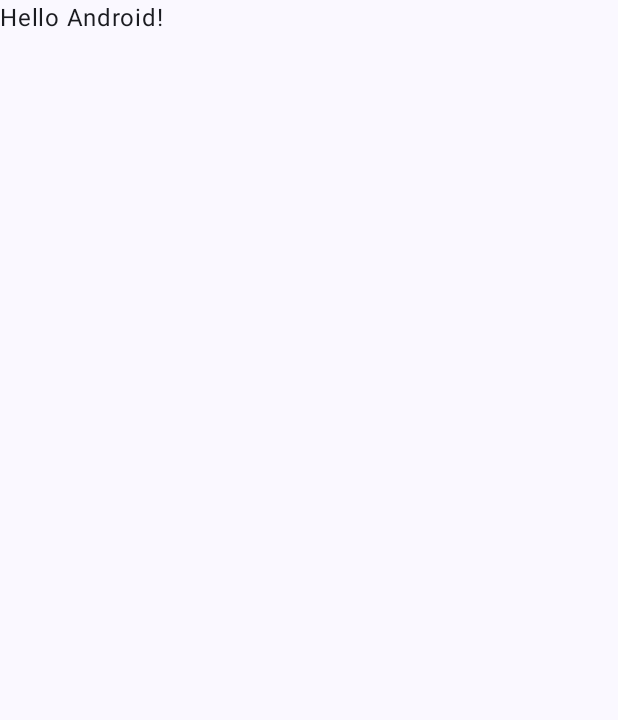
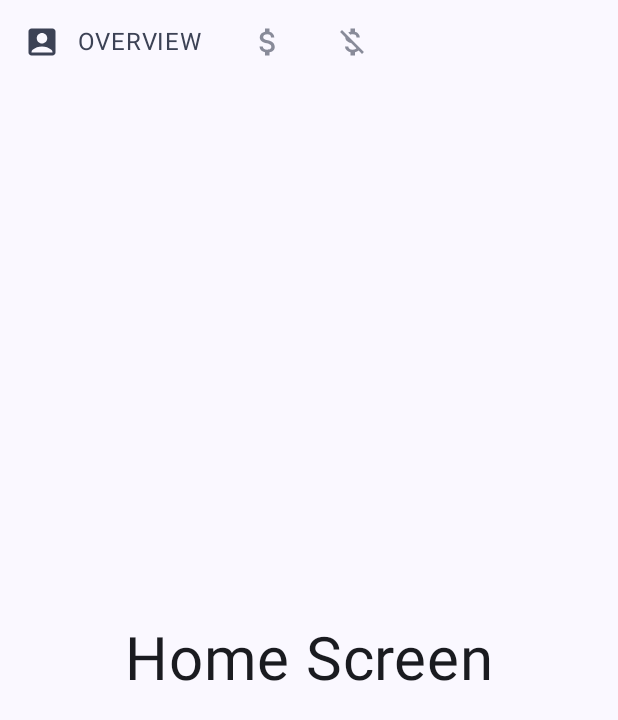
Before and after one commit to RafLew84/MyHomeBudgetCompose, an Android app built with Jetpack Compose: the screen it shows after launch (MainActivity), on a phone screen of 412 x 824 dp. Before the commit the part shown is almost empty. Shown: the top 720 px of the screen. Run offline under Robolectric (Android 15) with nearby library versions, the phone set to English and light mode, and no system bars.

Commit message:
basic navigation

```diff
--- a/app/build.gradle
+++ b/app/build.gradle
@@ -37,7 +37,7 @@ android {
         compose true
     }
     composeOptions {
-        kotlinCompilerExtensionVersion '1.3.2'
+        kotlinCompilerExtensionVersion '1.4.3'
     }
     packagingOptions {
         resources {
@@ -53,11 +53,13 @@ dependencies {
     implementation 'androidx.lifecycle:lifecycle-runtime-ktx:2.3.1'
     implementation 'androidx.activity:activity-compose:1.5.1'
     implementation 'androidx.navigation:navigation-compose:2.5.3'
+    implementation 'androidx.compose.foundation:foundation:1.4.3'
     implementation platform('androidx.compose:compose-bom:2022.10.00')
     implementation 'androidx.compose.ui:ui'
     implementation 'androidx.compose.ui:ui-graphics'
     implementation 'androidx.compose.ui:ui-tooling-preview'
     implementation 'androidx.compose.material3:material3'
+    implementation "androidx.compose.material:material-icons-extended:1.4.3"
     testImplementation 'junit:junit:4.13.2'
     androidTestImplementation 'androidx.test.ext:junit:1.1.5'
     androidTestImplementation 'androidx.test.espresso:espresso-core:3.5.1'
--- a/app/src/main/java/com/example/myhomebudgetcompose/MainActivity.kt
+++ b/app/src/main/java/com/example/myhomebudgetcompose/MainActivity.kt
@@ -10,6 +10,7 @@ import androidx.compose.material3.Text
 import androidx.compose.runtime.Composable
 import androidx.compose.ui.Modifier
 import androidx.compose.ui.tooling.preview.Preview
+import com.example.myhomebudgetcompose.ui.Navigation
 import com.example.myhomebudgetcompose.ui.theme.MyHomeBudgetComposeTheme
 
 class MainActivity : ComponentActivity() {
@@ -22,25 +23,9 @@ class MainActivity : ComponentActivity() {
                     modifier = Modifier.fillMaxSize(),
                     color = MaterialTheme.colorScheme.background
                 ) {
-                    Greeting("Android")
+                    Navigation()
                 }
             }
         }
     }
 }
-
-@Composable
-fun Greeting(name: String, modifier: Modifier = Modifier) {
-    Text(
-        text = "Hello $name!",
-        modifier = modifier
-    )
-}
-
-@Preview(showBackground = true)
-@Composable
-fun GreetingPreview() {
-    MyHomeBudgetComposeTheme {
-        Greeting("Android")
-    }
-}
--- /dev/null
+++ b/app/src/main/java/com/example/myhomebudgetcompose/ui/Navigation.kt
@@ -0,0 +1,80 @@
+package com.example.myhomebudgetcompose.ui
+
+import androidx.compose.foundation.layout.padding
+import androidx.compose.material3.ExperimentalMaterial3Api
+import androidx.compose.material3.Scaffold
+import androidx.compose.runtime.Composable
+import androidx.compose.runtime.getValue
+import androidx.compose.ui.Modifier
+import androidx.navigation.NavGraph.Companion.findStartDestination
+import androidx.navigation.NavHostController
+import androidx.navigation.compose.NavHost
+import androidx.navigation.compose.composable
+import androidx.navigation.compose.currentBackStackEntryAsState
+import androidx.navigation.compose.rememberNavController
+import com.example.myhomebudgetcompose.ui.components.TabRow
+import com.example.myhomebudgetcompose.ui.screens.AccountsScreen
+import com.example.myhomebudgetcompose.ui.screens.BillsScreen
+import com.example.myhomebudgetcompose.ui.screens.OverviewScreen
+import com.example.myhomebudgetcompose.ui.screens.Screens
+
+@OptIn(ExperimentalMaterial3Api::class)
+@Composable
+fun Navigation(){
+    val navController = rememberNavController()
+    val screens = listOf(
+        Screens.Overview, Screens.Accounts, Screens.Bills
+    )
+
+    val navBackStackEntry by navController.currentBackStackEntryAsState()
+    val currentDestination = navBackStackEntry?.destination
+    val currentScreen =
+        screens.find { it.route == currentDestination?.route } ?: Screens.Overview
+
+    Scaffold(
+        topBar = {
+            TabRow(
+                allScreens = screens,
+                onTabSelected = { newScreen ->
+                    navController.navigateSingleTopTo(newScreen.route)
+                },
+                currentScreen = currentScreen
+            )
+        }
+    ) { paddingValues ->
+        NavGraph(
+            navController = navController,
+            modifier = Modifier.padding(paddingValues)
+        )
+    }
+}
+
+@Composable
+fun NavGraph(navController: NavHostController, modifier: Modifier){
+    NavHost(
+        navController = navController,
+        startDestination = Screens.Overview.route,
+        modifier = modifier
+    ) {
+        composable(route = Screens.Overview.route){ OverviewScreen() }
+        composable(route = Screens.Accounts.route){ AccountsScreen() }
+        composable(route = Screens.Bills.route){ BillsScreen() }
+    }
+}
+
+fun NavHostController.navigateSingleTopTo(route: String) =
+    this.navigate(route) {
+        // Pop up to the start destination of the graph to
+        // avoid building up a large stack of destinations
+        // on the back stack as users select items
+        popUpTo(
+            this@navigateSingleTopTo.graph.findStartDestination().id
+        ) {
+            saveState = true
+        }
+        // Avoid multiple copies of the same destination when
+        // reselecting the same item
+        launchSingleTop = true
+        // Restore state when reselecting a previously selected item
+        restoreState = true
+}
--- /dev/null
+++ b/app/src/main/java/com/example/myhomebudgetcompose/ui/components/TabRow.kt
@@ -0,0 +1,126 @@
+/*
+ * Copyright 2022 The Android Open Source Project
+ *
+ * Licensed under the Apache License, Version 2.0 (the "License");
+ * you may not use this file except in compliance with the License.
+ * You may obtain a copy of the License at
+ *
+ *     https://www.apache.org/licenses/LICENSE-2.0
+ *
+ * Unless required by applicable law or agreed to in writing, software
+ * distributed under the License is distributed on an "AS IS" BASIS,
+ * WITHOUT WARRANTIES OR CONDITIONS OF ANY KIND, either express or implied.
+ * See the License for the specific language governing permissions and
+ * limitations under the License.
+ */
+
+package com.example.myhomebudgetcompose.ui.components
+
+import androidx.compose.animation.animateColorAsState
+import androidx.compose.animation.animateContentSize
+import androidx.compose.animation.core.LinearEasing
+import androidx.compose.animation.core.tween
+import androidx.compose.foundation.interaction.MutableInteractionSource
+import androidx.compose.foundation.layout.Row
+import androidx.compose.foundation.layout.Spacer
+import androidx.compose.foundation.layout.fillMaxWidth
+import androidx.compose.foundation.layout.height
+import androidx.compose.foundation.layout.padding
+import androidx.compose.foundation.layout.width
+import androidx.compose.foundation.selection.selectable
+import androidx.compose.foundation.selection.selectableGroup
+import androidx.compose.material.ripple.rememberRipple
+import androidx.compose.material3.Icon
+import androidx.compose.material3.MaterialTheme
+import androidx.compose.material3.Surface
+import androidx.compose.material3.Text
+import androidx.compose.runtime.Composable
+import androidx.compose.runtime.getValue
+import androidx.compose.runtime.remember
+import androidx.compose.ui.Modifier
+import androidx.compose.ui.graphics.Color
+import androidx.compose.ui.graphics.vector.ImageVector
+import androidx.compose.ui.semantics.Role
+import androidx.compose.ui.semantics.clearAndSetSemantics
+import androidx.compose.ui.semantics.contentDescription
+import androidx.compose.ui.unit.Dp
+import androidx.compose.ui.unit.dp
+import com.example.myhomebudgetcompose.ui.screens.Screens
+import java.util.Locale
+
+@Composable
+fun TabRow(
+    allScreens: List<Screens>,
+    onTabSelected: (Screens) -> Unit,
+    currentScreen: Screens
+) {
+    Surface(
+        Modifier
+            .height(TabHeight)
+            .fillMaxWidth()
+    ) {
+        Row(Modifier.selectableGroup()) {
+            allScreens.forEach { screen ->
+                SingleTab(
+                    text = screen.route,
+                    icon = screen.icon,
+                    onSelected = { onTabSelected(screen) },
+                    selected = currentScreen == screen
+                )
+            }
+        }
+    }
+}
+
+@Composable
+private fun SingleTab(
+    text: String,
+    icon: ImageVector,
+    onSelected: () -> Unit,
+    selected: Boolean
+) {
+    val color = MaterialTheme.colorScheme.secondary
+    val durationMillis = if (selected) TabFadeInAnimationDuration else TabFadeOutAnimationDuration
+    val animSpec = remember {
+        tween<Color>(
+            durationMillis = durationMillis,
+            easing = LinearEasing,
+            delayMillis = TabFadeInAnimationDelay
+        )
+    }
+    val tabTintColor by animateColorAsState(
+        targetValue = if (selected) color else color.copy(alpha = InactiveTabOpacity),
+        animationSpec = animSpec
+    )
+    Row(
+        modifier = Modifier
+            .padding(16.dp)
+            .animateContentSize()
+            .height(TabHeight)
+            .selectable(
+                selected = selected,
+                onClick = onSelected,
+                role = Role.Tab,
+                interactionSource = remember { MutableInteractionSource() },
+                indication = rememberRipple(
+                    bounded = false,
+                    radius = Dp.Unspecified,
+                    color = Color.Unspecified
+                )
+            )
+            .clearAndSetSemantics { contentDescription = text }
+    ) {
+        Icon(imageVector = icon, contentDescription = text, tint = tabTintColor)
+        if (selected) {
+            Spacer(Modifier.width(12.dp))
+            Text(text.uppercase(Locale.getDefault()), color = tabTintColor)
+        }
+    }
+}
+
+private val TabHeight = 56.dp
+private const val InactiveTabOpacity = 0.60f
+
+private const val TabFadeInAnimationDuration = 150
+private const val TabFadeInAnimationDelay = 100
+private const val TabFadeOutAnimationDuration = 100
--- /dev/null
+++ b/app/src/main/java/com/example/myhomebudgetcompose/ui/screens/Overview.kt
@@ -0,0 +1,33 @@
+package com.example.myhomebudgetcompose.ui.screens
+
+import androidx.compose.foundation.layout.Box
+import androidx.compose.foundation.layout.fillMaxSize
+import androidx.compose.material3.Text
+import androidx.compose.runtime.Composable
+import androidx.compose.ui.Alignment
+import androidx.compose.ui.Modifier
+import androidx.compose.ui.tooling.preview.Preview
+import androidx.compose.ui.unit.sp
+import com.example.myhomebudgetcompose.ui.theme.MyHomeBudgetComposeTheme
+
+@Composable
+fun OverviewScreen(){
+    Box(
+        Modifier
+            .fillMaxSize(),
+        contentAlignment = Alignment.Center
+    ) {
+        Text(
+            text = "Home Screen",
+            fontSize = 40.sp
+        )
+    }
+}
+
+@Preview(showBackground = true)
+@Composable
+fun HomePreview() {
+    MyHomeBudgetComposeTheme {
+        OverviewScreen()
+    }
+}
--- /dev/null
+++ b/app/src/main/java/com/example/myhomebudgetcompose/ui/screens/Screens.kt
@@ -0,0 +1,16 @@
+package com.example.myhomebudgetcompose.ui.screens
+
+import androidx.compose.material.icons.Icons
+import androidx.compose.material.icons.filled.AccountBox
+import androidx.compose.material.icons.filled.AttachMoney
+import androidx.compose.material.icons.filled.MoneyOff
+import androidx.compose.ui.graphics.vector.ImageVector
+
+sealed class Screens(
+    val route: String,
+    val icon: ImageVector
+) {
+    object Overview : Screens("overview", Icons.Default.AccountBox)
+    object Accounts : Screens("accounts", Icons.Filled.AttachMoney)
+    object Bills : Screens("bills", Icons.Filled.MoneyOff)
+}
--- a/app/src/main/java/com/example/myhomebudgetcompose/ui/theme/Theme.kt
+++ b/app/src/main/java/com/example/myhomebudgetcompose/ui/theme/Theme.kt
@@ -10,6 +10,8 @@ import androidx.compose.material3.dynamicLightColorScheme
 import androidx.compose.material3.lightColorScheme
 import androidx.compose.runtime.Composable
 import androidx.compose.runtime.SideEffect
+import androidx.compose.ui.graphics.Color
+import androidx.compose.ui.graphics.compositeOver
 import androidx.compose.ui.graphics.toArgb
 import androidx.compose.ui.platform.LocalContext
 import androidx.compose.ui.platform.LocalView
@@ -44,6 +46,7 @@ fun MyHomeBudgetComposeTheme(
     dynamicColor: Boolean = true,
     content: @Composable () -> Unit
 ) {
+
     val colorScheme = when {
         dynamicColor && Build.VERSION.SDK_INT >= Build.VERSION_CODES.S -> {
             val context = LocalContext.current
```
Also changed, not shown: app/src/main/java/com/example/myhomebudgetcompose/ui/screens/Accounts.kt (added, +35 -0 lines), app/src/main/java/com/example/myhomebudgetcompose/ui/screens/Bills.kt (added, +35 -0 lines), build.gradle (+6 -1 lines).
